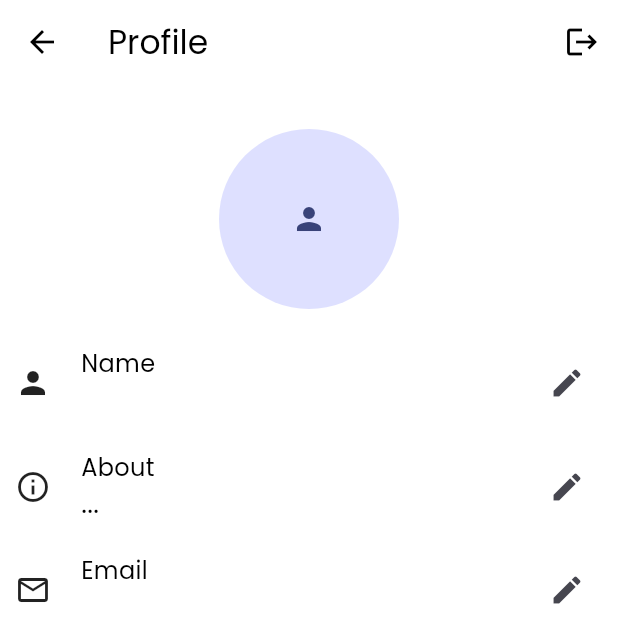
After one commit to dhavalparmar1108/intelli-chat, a Flutter app: the Home screen opened directly, item 4 of the bottom bar chosen, after a tap on the "edit" icon, on a phone screen of 412 x 824 dp. The commit adds this screen. Shown: the top 643 px of the screen. Run offline on Flutter 3.47's test engine with Material 3 defaults, Android fonts, the phone set to English and light mode, and no system bars; our stand-ins replace cloud_firestore, firebase_auth, firebase_core, flutter_screenutil, get, get_storage and 1 more; accounts and stored records are empty.

Commit message:
- Added Search User functionality - Added My Profile - Added Bottom Navigation Bar

```diff
--- a/lib/app_screens/home.dart
+++ b/lib/app_screens/home.dart
@@ -1,4 +1,10 @@
+import 'package:cloud_firestore/cloud_firestore.dart';
+import 'package:flutter/cupertino.dart';
 import 'package:flutter/material.dart';
+import 'package:intelli_chat/app_screens/my_profile.dart';
+import 'package:intelli_chat/app_screens/search_user.dart';
+import 'package:intelli_chat/constants/constants.dart';
+import 'package:intelli_chat/cutsom_navigation/custom_navigation.dart';
 
 class Home extends StatefulWidget {
   const Home({super.key});
@@ -8,10 +14,73 @@ class Home extends StatefulWidget {
 }
 
 class _HomeState extends State<Home> {
+
+  int currentIdx = 0;
+
+  @override
+  void initState() {
+    // TODO: implement initState
+    super.initState();
+    print("users/${StaticConstants.userId}/chats");
+  }
+
   @override
   Widget build(BuildContext context) {
     return Scaffold(
-      body: Container(child:  Text("Home"),),
+      appBar: AppBar(
+        title: Text("Chats"),
+      ),
+      bottomNavigationBar: BottomNavigationBar(
+        type: BottomNavigationBarType.fixed,
+        currentIndex: currentIdx,
+        onTap: (int i){
+          setState(() {
+            currentIdx = i;
+          });
+          switch(i)
+          {
+            case 1 : CustomNavigation.push(context: context, className: SearchUser());
+            case 3 : CustomNavigation.push(context: context, className: MyProfile());
+          }
+        },
+        items: [
+          BottomNavigationBarItem(icon: Icon(Icons.chat_bubble_outline), label: "Chat"),
+          BottomNavigationBarItem(icon: Icon(Icons.search), label: "Search"),
+          BottomNavigationBarItem(icon: Icon(Icons.verified_outlined) , label: "updates"),
+          BottomNavigationBarItem(icon: Icon(Icons.person) , label: "Profile")
+        ],
+      ),
+      body: Padding(
+        padding: const EdgeInsets.all(8.0),
+        child: Container(
+          child:  Column(
+            mainAxisSize: MainAxisSize.max,
+            children: [
+              StreamBuilder(stream: FirebaseFirestore.instance.collection('users/${StaticConstants.userId}/chats').snapshots(),
+                  builder: (context , snapshot){
+                    snapshot.data?.docs.forEach((element) {
+                    print(element.data().toString());
+                    });
+                if(!snapshot.hasData)
+                  {
+                    return Center(child: Text("No Chats"));
+                  }
+                return ListView.builder(
+                    shrinkWrap: true,
+                    itemBuilder: (context , idx){
+                  return ListTile(
+                    leading: CircleAvatar(
+                      child: Icon(Icons.person),
+                    ),
+                    title: Text(snapshot.data!.docs[idx]['name']),
+                    subtitle: Text("NA"),
+                  );
+                }, itemCount: snapshot.data!.docs.length,);
+              })
+            ],
+          ),
+        ),
+      ),
     );
   }
 }
--- /dev/null
+++ b/lib/app_screens/my_profile.dart
@@ -0,0 +1,136 @@
+import 'package:flutter/cupertino.dart';
+import 'package:flutter/material.dart';
+import 'package:flutter_screenutil/flutter_screenutil.dart';
+import 'package:intelli_chat/app_screens/auth_screens/log_in.dart';
+import 'package:intelli_chat/common_utilities/get_storage_utility/get_storage_functions.dart';
+import 'package:intelli_chat/constants/constants.dart';
+import 'package:intelli_chat/cutsom_navigation/custom_navigation.dart';
+import 'package:intelli_chat/models/user_data.dart';
+import 'package:intelli_chat/screen_util/screen_util.dart';
+
+class MyProfile extends StatefulWidget {
+  const MyProfile({super.key});
+
+  @override
+  State<MyProfile> createState() => _MyProfileState();
+}
+
+class _MyProfileState extends State<MyProfile> {
+
+  late UserData userData = UserData();
+  logout() async{
+    StaticConstants.userId = "";
+    await StorageService().erase();
+    CustomNavigation.pushAndRemoveUntil(context: context, className: Login());
+  }
+
+  getUserInfo()
+  {
+    userData.name = StorageService().readData(Constants.name);
+    userData.email = StorageService().readData(Constants.email);
+    setState(() {});
+  }
+
+  @override
+  void initState() {
+    // TODO: implement initState
+    super.initState();
+    WidgetsBinding.instance.addPostFrameCallback((timeStamp) {
+      getUserInfo();
+    });
+  }
+  @override
+  Widget build(BuildContext context) {
+    SizeConstants.setScreenAwareConstant(context);
+    return Scaffold(
+      appBar: AppBar(
+        title: Text("Profile"),
+        actions: [
+          IconButton(onPressed: (){logout();}, icon: Icon(Icons.logout))
+        ],
+      ),
+      body: SafeArea(child: Column(
+        mainAxisAlignment: MainAxisAlignment.start,
+        children: [
+          SizedBox(height: 30.h,),
+          Row(
+            mainAxisAlignment: MainAxisAlignment.center,
+            children: [
+              CircleAvatar(
+                radius: 60.h,
+                child: Icon(Icons.person),
+              ),
+            ],
+          ),
+          SizedBox(height: 20.h,),
+          Padding(
+            padding: EdgeInsets.symmetric(horizontal : 10.w , vertical : 5.h),
+            child: Column(
+              children: [
+                Row(
+                  children: [
+                    Icon(Icons.person),
+                    SizedBox(width: 20.w,),
+                    Expanded(
+                      flex: 9,
+                      child: Container(
+                        child: Column(
+                          crossAxisAlignment: CrossAxisAlignment.start,
+                          children: [
+                            Text('Name'),
+                            Text(userData.name??"", style: TextStyle(fontSize: 18.sp),)
+                          ],
+                        ),
+                      ),
+                    ),
+                    IconButton(onPressed: (){}, icon: Icon(Icons.edit))
+                  ],
+                ),
+                SizedBox(height: 20.h,),
+                Row(
+                  children: [
+                    Icon(Icons.info_outline),
+                    SizedBox(width: 20.w,),
+                    Expanded(
+                      flex: 9,
+                      child: Container(
+                        child: Column(
+                          crossAxisAlignment: CrossAxisAlignment.start,
+                          children: [
+                            Text('About'),
+                            Text("..." , style: TextStyle(fontSize: 18.sp),)
+                          ],
+                        ),
+                      ),
+                    ),
+                    IconButton(onPressed: (){}, icon: Icon(Icons.edit))
+                  ],
+                ),
+                SizedBox(height: 20.h,),
+                Row(
+                  children: [
+                    Icon(Icons.email_outlined),
+                    SizedBox(width: 20.w,),
+                    Expanded(
+                      flex: 9,
+                      child: Container(
+                        child: Column(
+                          crossAxisAlignment: CrossAxisAlignment.start,
+                          children: [
+                            Text('Email'),
+                            Text(userData.email??"" , style: TextStyle(fontSize: 18.sp),)
+                          ],
+                        ),
+                      ),
+                    ),
+                    IconButton(onPressed: (){}, icon: Icon(Icons.edit))
+                  ],
+                ),
+              ],
+            ),
+          )
+        ],
+      )),
+    );
+  }
+}
--- a/lib/common_utilities/get_storage_utility/get_storage_functions.dart
+++ b/lib/common_utilities/get_storage_utility/get_storage_functions.dart
@@ -17,4 +17,9 @@ class StorageService {
   void removeData(String key) {
     storage.remove(key);
   }
+
+  // Remove data from storage
+  Future<void> erase() async{
+    return await storage.erase();
+  }
 }
--- a/lib/common_utilities/helper_functions.dart
+++ b/lib/common_utilities/helper_functions.dart
@@ -1,4 +1,6 @@
 import 'package:get/get.dart';
+import 'package:intelli_chat/common_utilities/get_storage_utility/get_storage_functions.dart';
+import 'package:intelli_chat/constants/constants.dart';
 import 'package:intelli_chat/get_controllers/sign_up_controllers/email_controller.dart';
 import 'package:intelli_chat/get_controllers/sign_up_controllers/loading_controller.dart';
 import 'package:intelli_chat/get_controllers/sign_up_controllers/name_controller.dart';
@@ -18,4 +20,11 @@ class HelperFunctions
   {
 
   }
+
+  setUser(String name, String email, String userId)
+  {
+    StorageService().saveData(Constants.email, email);
+    StorageService().saveData(Constants.name, name);
+    StorageService().saveData(Constants.userId, userId);
+  }
 }
--- a/lib/constants/constants.dart
+++ b/lib/constants/constants.dart
@@ -6,7 +6,7 @@ class Constants
   static String password = 'password';
 }
 
-class Static
+class StaticConstants
 {
   static String userId = "";
 }
--- /dev/null
+++ b/lib/models/user_data.dart
@@ -0,0 +1,21 @@
+class UserData {
+  String? password;
+  String? name;
+  String? email;
+
+  UserData({this.password, this.name, this.email});
+
+  UserData.fromJson(Map<String, dynamic> json) {
+    password = json['password'];
+    name = json['name'];
+    email = json['email'];
+  }
+
+  Map<String, dynamic> toJson() {
+    final Map<String, dynamic> data = new Map<String, dynamic>();
+    data['password'] = this.password;
+    data['name'] = this.name;
+    data['email'] = this.email;
+    return data;
+  }
+}
```
Also changed, not shown: lib/app_screens/auth_screens/log_in.dart (+19 -3 lines), lib/app_screens/auth_screens/sign_up.dart (+4 -5 lines), lib/app_screens/search_user.dart (added, +66 -0 lines), lib/app_theme/themes.dart (+33 -28 lines), lib/common_utilities/firbebase_helper/firebase_functions.dart (+25 -2 lines), lib/main.dart (+6 -3 lines).
